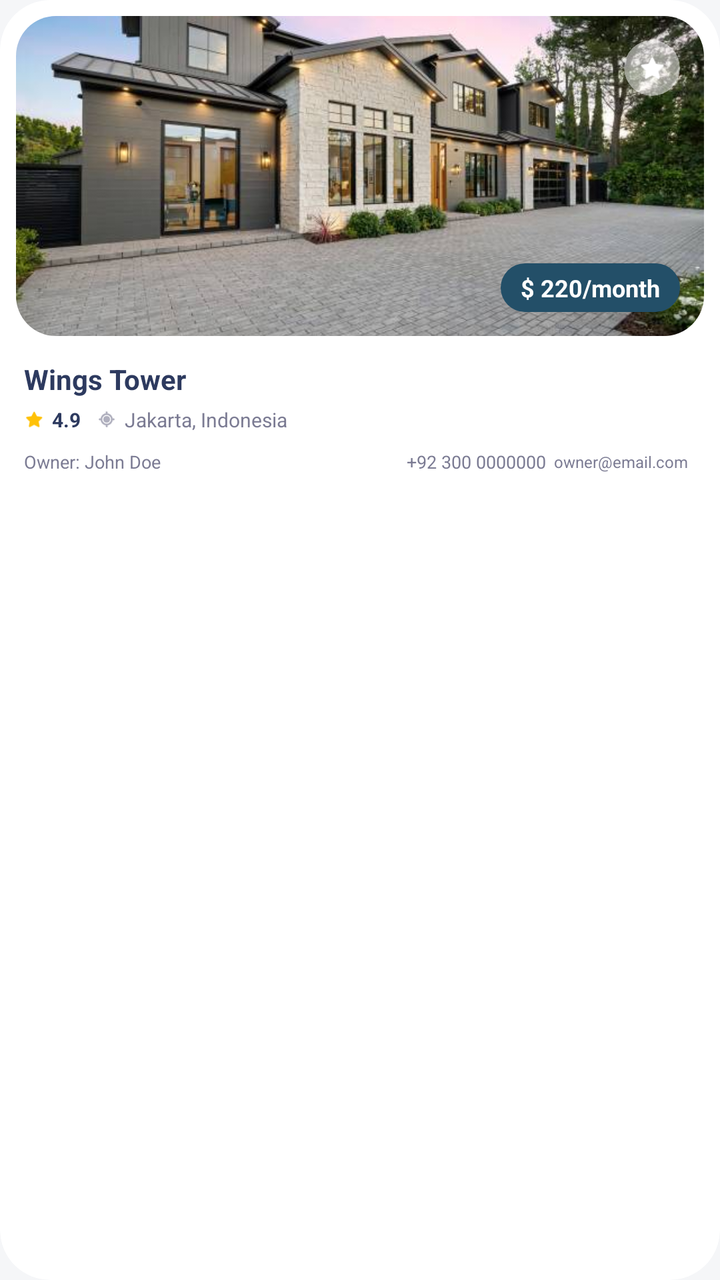
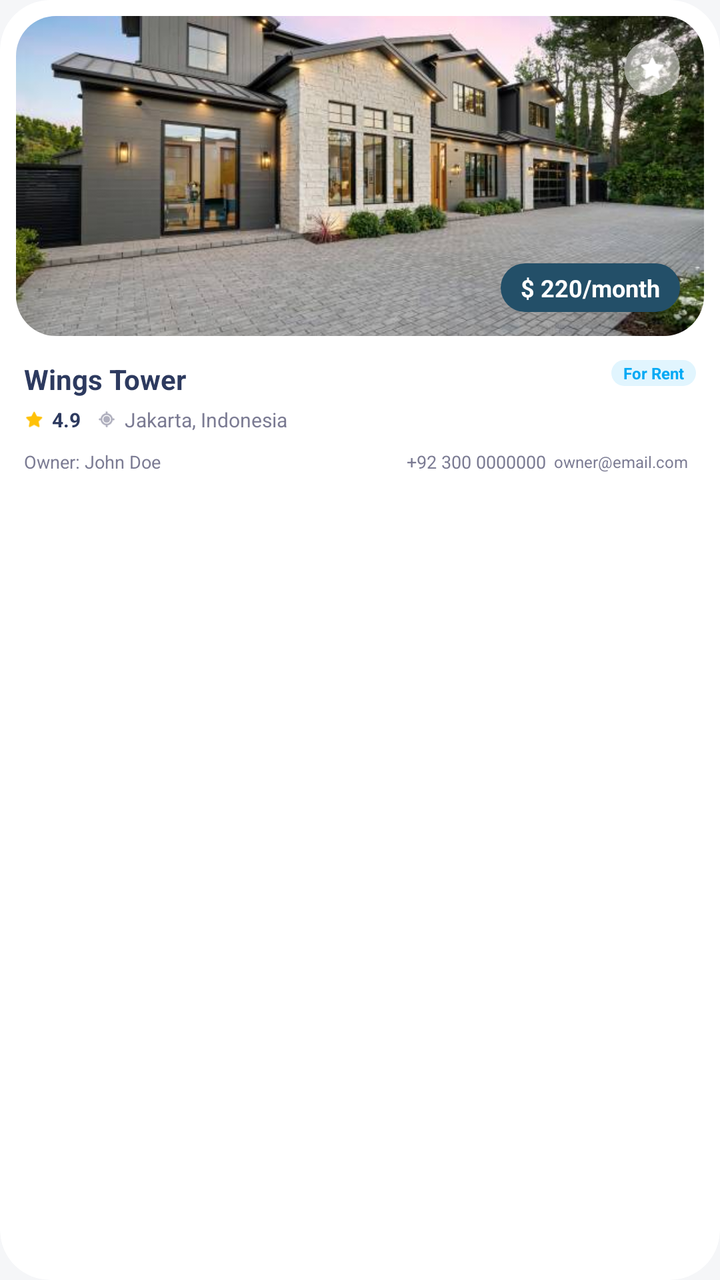

The first picture is an Android layout as it rendered before a commit; the second is the same layout after the commit. The layout source and the unified diff follow.
<!-- AndroidManifest.xml: application theme Theme.PropVision -->
<!-- res/layout/item_property_grid.xml -->
<?xml version="1.0" encoding="utf-8"?>
<androidx.cardview.widget.CardView xmlns:android="http://schemas.android.com/apk/res/android"
    xmlns:app="http://schemas.android.com/apk/res-auto"
    android:layout_width="match_parent"
    android:layout_height="wrap_content"
    android:layout_margin="8dp"
    app:cardCornerRadius="25dp"
    app:cardElevation="0dp"
    app:cardBackgroundColor="#FFFFFF">

    <LinearLayout
        android:layout_width="match_parent"
        android:layout_height="wrap_content"
        android:orientation="vertical"
        android:padding="8dp">

        <androidx.constraintlayout.widget.ConstraintLayout
            android:layout_width="match_parent"
            android:layout_height="160dp">

            <androidx.cardview.widget.CardView
                android:layout_width="match_parent"
                android:layout_height="match_parent"
                app:cardCornerRadius="20dp"
                app:cardElevation="0dp">

                <ImageView
                    android:id="@+id/propertyImage"
                    android:layout_width="match_parent"
                    android:layout_height="match_parent"
                    android:scaleType="centerCrop"
                    android:src="@drawable/feature_estate1" />
            </androidx.cardview.widget.CardView>

            
            <TextView
                android:id="@+id/propertyPrice"
                android:layout_width="wrap_content"
                android:layout_height="wrap_content"
                android:layout_marginEnd="12dp"
                android:layout_marginBottom="12dp"
                android:background="@drawable/social_button_bg"
                android:backgroundTint="#234F68"
                android:paddingHorizontal="10dp"
                android:paddingVertical="4dp"
                android:text="$ 220/month"
                android:textColor="@android:color/white"
                android:textSize="12sp"
                android:textStyle="bold"
                app:layout_constraintBottom_toBottomOf="parent"
                app:layout_constraintEnd_toEndOf="parent" />

            
            <androidx.cardview.widget.CardView
                android:layout_width="28dp"
                android:layout_height="28dp"
                android:layout_marginTop="12dp"
                android:layout_marginEnd="12dp"
                app:cardBackgroundColor="#80FFFFFF"
                app:cardCornerRadius="14dp"
                app:cardElevation="0dp"
                app:layout_constraintEnd_toEndOf="parent"
                app:layout_constraintTop_toTopOf="parent">

                <ImageView
                    android:layout_width="14dp"
                    android:layout_height="14dp"
                    android:layout_gravity="center"
                    android:src="@android:drawable/btn_star_big_off"
                    app:tint="@android:color/white" />
            </androidx.cardview.widget.CardView>

        </androidx.constraintlayout.widget.ConstraintLayout>

        <TextView
            android:id="@+id/propertyName"
            android:layout_width="match_parent"
            android:layout_height="wrap_content"
            android:layout_marginTop="12dp"
            android:layout_marginStart="4dp"
            android:ellipsize="end"
            android:maxLines="1"
            android:text="Wings Tower"
            android:textColor="#2D3A5F"
            android:textSize="14sp"
            android:textStyle="bold" />

        <LinearLayout
            android:layout_width="match_parent"
            android:layout_height="wrap_content"
            android:layout_marginTop="4dp"
            android:layout_marginStart="4dp"
            android:gravity="center_vertical"
            android:orientation="horizontal">

            <ImageView
                android:layout_width="10dp"
                android:layout_height="10dp"
                android:src="@android:drawable/btn_star_big_on"
                app:tint="#FFC107" />

            <TextView
                android:id="@+id/propertyRating"
                android:layout_width="wrap_content"
                android:layout_height="wrap_content"
                android:layout_marginStart="4dp"
                android:text="4.9"
                android:textColor="#2D3A5F"
                android:textSize="10sp"
                android:textStyle="bold" />

            <ImageView
                android:layout_width="10dp"
                android:layout_height="10dp"
                android:layout_marginStart="8dp"
                android:src="@android:drawable/ic_menu_mylocation"
                app:tint="#7B7B93" />

            <TextView
                android:id="@+id/propertyLocation"
                android:layout_width="0dp"
                android:layout_height="wrap_content"
                android:layout_marginStart="4dp"
                android:layout_weight="1"
                android:ellipsize="end"
                android:maxLines="1"
                android:text="Jakarta, Indonesia"
                android:textColor="#7B7B93"
                android:textSize="10sp" />
        </LinearLayout>

        <LinearLayout
            android:layout_width="match_parent"
            android:layout_height="wrap_content"
            android:layout_marginTop="8dp"
            android:layout_marginStart="4dp"
            android:gravity="center_vertical"
            android:orientation="horizontal">

            <TextView
                android:id="@+id/ownerName"
                android:layout_width="0dp"
                android:layout_height="wrap_content"
                android:layout_weight="1"
                android:text="Owner: John Doe"
                android:textColor="#7B7B93"
                android:textSize="9sp" />

            <TextView
                android:id="@+id/ownerPhone"
                android:layout_width="wrap_content"
                android:layout_height="wrap_content"
                android:layout_marginEnd="4dp"
                android:text="+92 300 0000000"
                android:textColor="#7B7B93"
                android:textSize="9sp" />

            <TextView
                android:id="@+id/ownerEmail"
                android:layout_width="wrap_content"
                android:layout_height="wrap_content"
                android:layout_marginEnd="8dp"
                android:text="owner@email.com"
                android:textColor="#7B7B93"
                android:textSize="8sp" />

            <ImageView
                android:id="@+id/btnEditProperty"
                android:layout_width="20dp"
                android:layout_height="20dp"
                android:src="@android:drawable/ic_menu_edit"
                android:visibility="gone"
                app:tint="#234F68" />
        </LinearLayout>

    </LinearLayout>
</androidx.cardview.widget.CardView>
<!-- resources referenced by this layout -->
<resources>
  <!-- drawable feature_estate1: png bitmap (drawable, 374810 bytes) -->
  <!-- drawable social_button_bg (drawable) -->
  <?xml version="1.0" encoding="utf-8"?>
  <shape xmlns:android="http://schemas.android.com/apk/res/android">
      <solid android:color="#EDECF2"/>
      <corners android:radius="25dp"/>
  </shape>
  <style name="Theme.PropVision" parent="Base.Theme.PropVision" />
  <style name="Base.Theme.PropVision" parent="Theme.MaterialComponents.Light.NoActionBar">
          
          <item name="android:windowBackground">#F5F6F8</item>
      </style>
</resources>

<!-- the commit's change to res/layout/item_property_grid.xml (unified diff, before → after) -->
@@ -72,18 +72,36 @@
 
         </androidx.constraintlayout.widget.ConstraintLayout>
 
-        <TextView
-            android:id="@+id/propertyName"
+        <RelativeLayout
             android:layout_width="match_parent"
             android:layout_height="wrap_content"
             android:layout_marginTop="12dp"
-            android:layout_marginStart="4dp"
-            android:ellipsize="end"
-            android:maxLines="1"
-            android:text="Wings Tower"
-            android:textColor="#2D3A5F"
-            android:textSize="14sp"
-            android:textStyle="bold" />
+            android:layout_marginStart="4dp">
+            <TextView
+                android:id="@+id/propertyName"
+                android:layout_width="wrap_content"
+                android:layout_height="wrap_content"
+                android:ellipsize="end"
+                android:maxLines="1"
+                android:text="Wings Tower"
+                android:textColor="#2D3A5F"
+                android:textSize="14sp"
+                android:textStyle="bold" />
+            <TextView
+                android:id="@+id/propertyStatus"
+                android:layout_width="wrap_content"
+                android:layout_height="wrap_content"
+                android:layout_alignParentEnd="true"
+                android:layout_marginEnd="4dp"
+                android:background="@drawable/social_button_bg"
+                android:backgroundTint="#E1F5FE"
+                android:paddingHorizontal="6dp"
+                android:paddingVertical="1dp"
+                android:text="For Rent"
+                android:textColor="#03A9F4"
+                android:textSize="8sp"
+                android:textStyle="bold" />
+        </RelativeLayout>
 
         <LinearLayout
             android:layout_width="match_parent"
